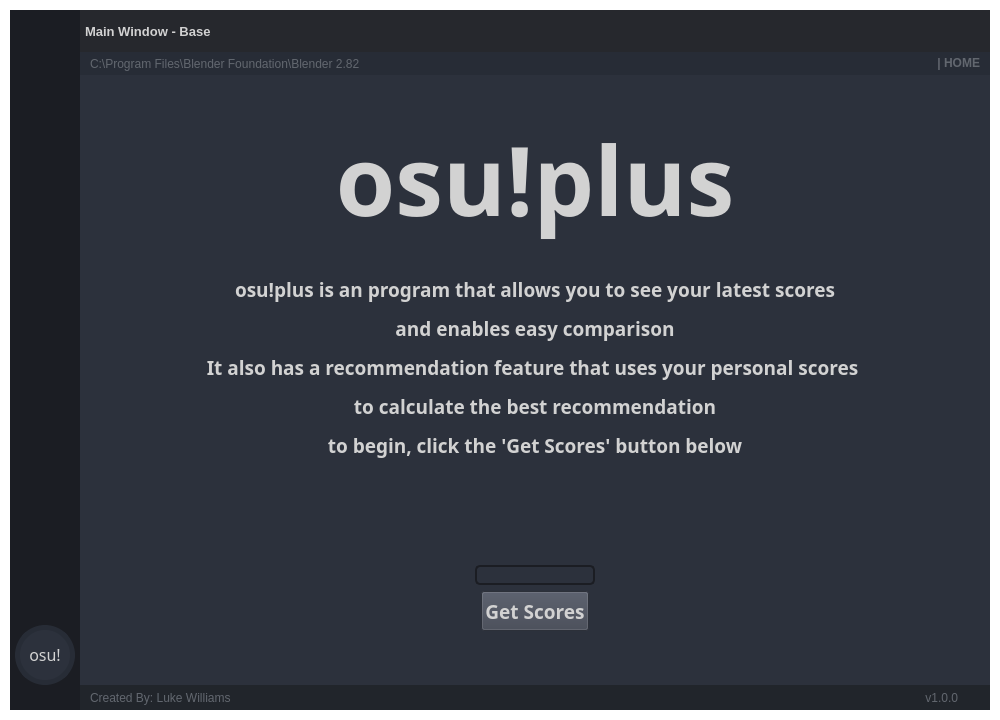
The window that GUI_BASE.ui (lwkew/osuplus-gui) describes before a commit, drawn with Qt 5.
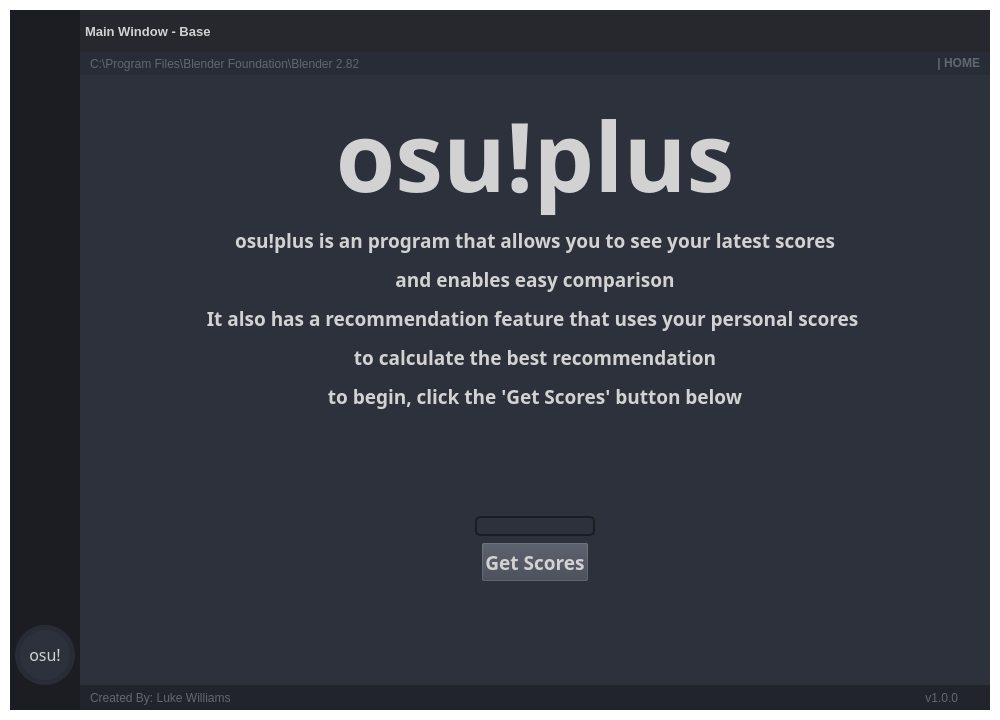
The same window after the commit. Icons and pictures are not drawn.

What changed in the file:
```diff
--- a/GUI_BASE.ui
+++ b/GUI_BASE.ui
@@ -1615,7 +1615,7 @@
                     <item alignment="Qt::AlignHCenter">
                      <widget class="QLineEdit" name="username">
                       <property name="alignment">
-                       <set>Qt::AlignHCenter|Qt::AlignTop</set>
+                       <set>Qt::AlignBottom|Qt::AlignLeading|Qt::AlignLeft</set>
                       </property>
                      </widget>
                     </item>
@@ -1663,6 +1663,13 @@
                       </property>
                      </widget>
                     </item>
+                    <item alignment="Qt::AlignHCenter">
+                     <widget class="QLabel" name="loading">
+                      <property name="text">
+                       <string/>
+                      </property>
+                     </widget>
+                    </item>
                     <item>
                      <spacer name="verticalSpacer_2">
                       <property name="orientation">
```
